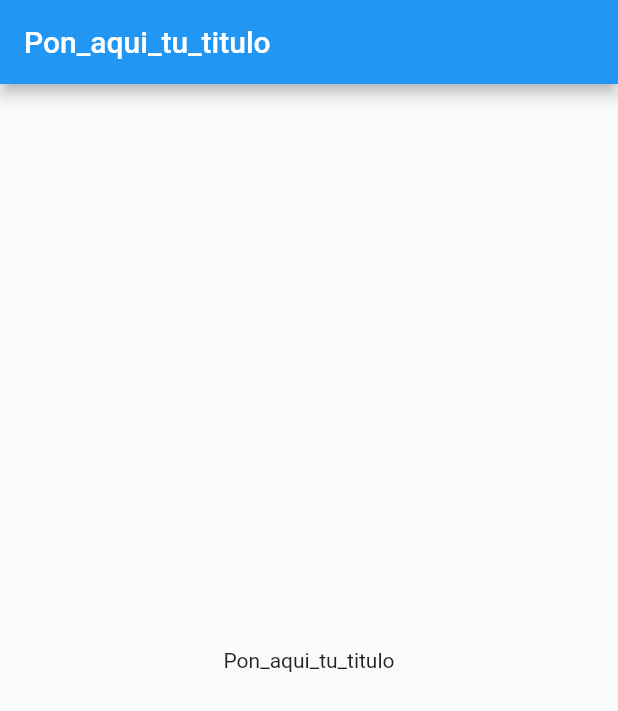
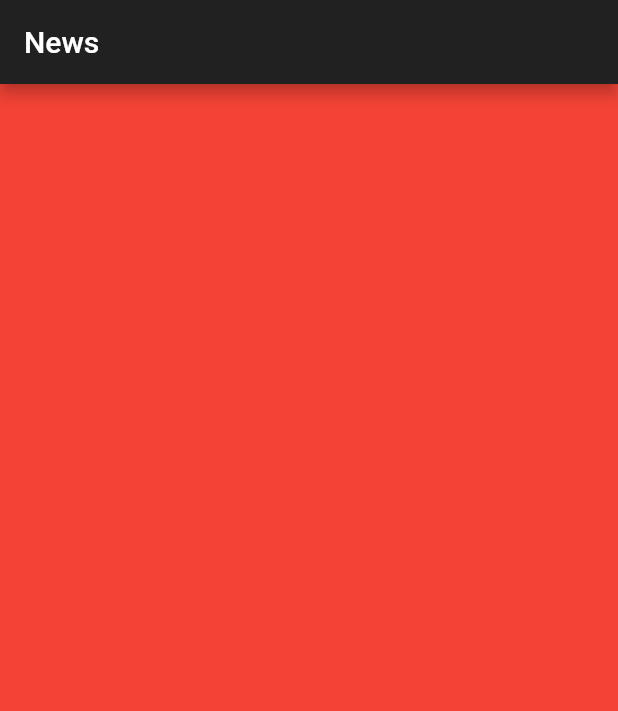
Before and after one commit to AlanCasasArevalo/News_Flutter, a Flutter app: the screen it shows after launch, on a phone screen of 412 x 824 dp. Shown: the top 711 px of the screen. Run offline on Flutter 3.47's test engine with Material 2 defaults, Android fonts, the phone set to English and light mode, and no system bars.

```diff
--- a/lib/main.dart
+++ b/lib/main.dart
@@ -1,4 +1,9 @@
 import 'package:flutter/material.dart';
+import 'package:news_flutter_app/src/pages/tabs_page.dart';
+import 'package:news_flutter_app/src/pages/tabs_page1.dart';
+import 'package:news_flutter_app/src/pages/tabs_page2.dart';
+
+import 'src/themes/dark_theme.dart';
 
 void main() {
   runApp(MyApp());
@@ -10,16 +15,13 @@ class MyApp extends StatelessWidget {
     return MaterialApp(
       debugShowCheckedModeBanner: false,
       title: 'Flutter Demo',
-      home: Scaffold(
-        appBar: AppBar(
-          title: Text('Pon_aqui_tu_titulo'),
-        ),
-        body: Center(
-          child: Container(
-              child: Text('Pon_aqui_tu_titulo')
-          ),
-        ),
-      ),
+      initialRoute: 'tabs_page',
+      theme: darkCustomTheme,
+      routes: {
+        TabsPage.routeName: (BuildContext context) => TabsPage(),
+        TabsPage1.routeName: (BuildContext context) => TabsPage1(),
+        TabsPage2.routeName: (BuildContext context) => TabsPage2()
+      },
     );
   }
 }
--- /dev/null
+++ b/lib/src/pages/tabs_page.dart
@@ -0,0 +1,25 @@
+import 'package:flutter/material.dart';
+
+class TabsPage extends StatelessWidget {
+  static String routeName = 'tabs_page';
+
+  @override
+  Widget build(BuildContext context) {
+    return Scaffold(
+      appBar: AppBar(
+        title: Text('News'),
+      ),
+      body: PageView(
+        physics: BouncingScrollPhysics(),
+        children: [
+          Container(
+            color: Colors.red,
+          ),
+          Container(
+            color: Colors.green,
+          ),
+        ],
+      ),
+    );
+  }
+}
--- /dev/null
+++ b/lib/src/themes/dark_theme.dart
@@ -0,0 +1,5 @@
+import 'package:flutter/material.dart';
+
+final darkCustomTheme = ThemeData.dark().copyWith(
+  accentColor: Colors.red
+);
```
Also changed, not shown: lib/src/pages/tabs_page1.dart (added, +14 -0 lines), lib/src/pages/tabs_page2.dart (added, +14 -0 lines), 1 other file.
